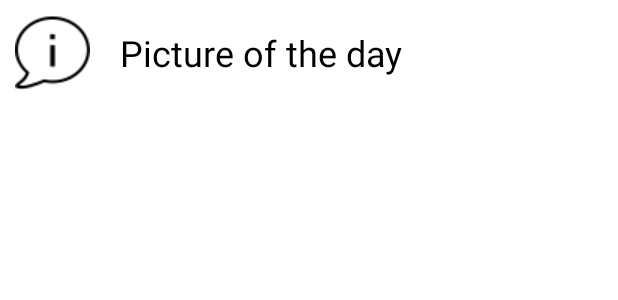
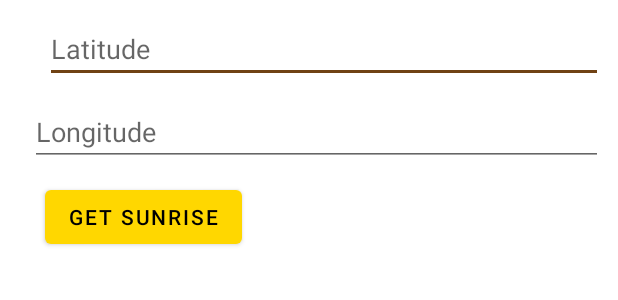
Before and after one commit to AlbertGregl/GoldenHourPhotography, an Android app: the layout item.xml on its own in the app's theme, with its tools: preview values and no code run, on a phone screen of 412 x 824 dp. Shown: the top 300 px of the screen. Run offline under Robolectric (Android 15) with nearby library versions, the phone set to English and light mode, and no system bars.

Commit message:
Fetching default Sunrise/Sunset values on Item view and store the value in database.

```diff
--- a/app/src/main/java/hr/gregl/goldenhourphotography/HostActivity.kt
+++ b/app/src/main/java/hr/gregl/goldenhourphotography/HostActivity.kt
@@ -10,7 +10,6 @@ import androidx.navigation.Navigation
 import androidx.navigation.ui.NavigationUI
 import hr.gregl.goldenhourphotography.databinding.ActivityHostBinding
 
-@Suppress("DEPRECATION")
 class HostActivity : AppCompatActivity() {
     private lateinit var binding: ActivityHostBinding
     override fun onCreate(savedInstanceState: Bundle?) {
--- a/app/src/main/java/hr/gregl/goldenhourphotography/api/TimeWorker.kt
+++ b/app/src/main/java/hr/gregl/goldenhourphotography/api/TimeWorker.kt
@@ -10,7 +10,7 @@ class TimeWorker(
 ) : Worker(context, workerParams) {
 
     override fun doWork(): Result {
-        TimeFetcher(context).fetchItems(10)
+        TimeFetcher(context).fetchItems(45.815399, 15.966568)
         return Result.success()
     }
 
--- a/app/src/main/res/layout/item.xml
+++ b/app/src/main/res/layout/item.xml
@@ -1,6 +1,4 @@
-<?xml version="1.0" encoding="utf-8"?>
 <androidx.constraintlayout.widget.ConstraintLayout xmlns:android="http://schemas.android.com/apk/res/android"
-
     xmlns:app="http://schemas.android.com/apk/res-auto"
     xmlns:tools="http://schemas.android.com/tools"
     app:cardUseCompatPadding="true"
@@ -11,24 +9,56 @@
 
     <LinearLayout
         android:padding="@dimen/_10dp"
+        android:orientation="vertical"
         android:layout_width="match_parent"
         android:layout_height="match_parent">
 
-        <ImageView
-            android:id="@+id/ivItem"
-            tools:src="@drawable/about"
-            android:layout_width="@dimen/_50dp"
-            android:layout_height="@dimen/_50dp" />
+
+        <EditText
+            android:id="@+id/etLatitude"
+            android:hint="@string/latitude_hint"
+            android:inputType="numberDecimal"
+            android:layout_width="match_parent"
+            android:layout_height="wrap_content"
+            android:layout_marginStart="@dimen/_20dp" />
+
+        <EditText
+            android:id="@+id/etLongitude"
+            android:hint="@string/longitude_hint"
+            android:inputType="numberDecimal"
+            android:layout_marginStart="@dimen/_10dp"
+            android:layout_width="match_parent"
+            android:layout_height="wrap_content"
+            android:layout_marginTop="@dimen/_10dp" />
+
+        <Button
+            android:id="@+id/btnGetSunrise"
+            android:text="@string/get_sunrise"
+            android:layout_width="wrap_content"
+            android:layout_height="wrap_content"
+            android:layout_gravity="center_vertical"
+            android:layout_marginTop="@dimen/_10dp"
+            android:layout_marginStart="@dimen/_20dp" />
 
         <TextView
+            android:id="@+id/tvSunrise"
             android:textColor="?colorOnPrimary"
-            android:id="@+id/tvTitle"
-            tools:text="Picture of the day"
-            android:textSize="@dimen/_24sp"
-            android:gravity="center_vertical"
-            android:layout_marginStart="@dimen/_20dp"
+            android:textSize="@dimen/_18sp"
+            android:layout_marginTop="@dimen/_10dp"
             android:layout_width="match_parent"
-            android:layout_height="match_parent" />
+            android:layout_height="wrap_content"
+            android:layout_marginStart="@dimen/_20dp" />
+
+        <TextView
+            android:id="@+id/tvSunset"
+            android:textColor="?colorOnPrimary"
+            android:textSize="@dimen/_18sp"
+            android:layout_marginTop="@dimen/_10dp"
+            android:layout_width="match_parent"
+            android:layout_height="wrap_content"
+            android:layout_marginStart="@dimen/_20dp" />
+
+
 
     </LinearLayout>
 
--- a/app/src/main/res/values/dimens.xml
+++ b/app/src/main/res/values/dimens.xml
@@ -9,4 +9,5 @@
     <dimen name="_9dp">9dp</dimen>
     <dimen name="_10dp">10dp</dimen>
     <dimen name="_24sp">24sp</dimen>
+    <dimen name="_18sp">18sp</dimen>
 </resources>
--- a/app/src/main/res/values/strings.xml
+++ b/app/src/main/res/values/strings.xml
@@ -10,4 +10,7 @@
     <string name="really_exit_the_application">Really exit the application?</string>
     <string name="cancel">Cancel</string>
     <string name="picture_of_a_day">Picture of a Day</string>
+    <string name="longitude_hint">Longitude</string>
+    <string name="latitude_hint">Latitude</string>
+    <string name="get_sunrise">Get Sunrise</string>
 </resources>
```
Also changed, not shown: app/src/main/java/hr/gregl/goldenhourphotography/adapter/ItemAdapter.kt (+9 -20 lines), app/src/main/java/hr/gregl/goldenhourphotography/api/ApiResponse.kt (added, +8 -0 lines), app/src/main/java/hr/gregl/goldenhourphotography/api/TimeApi.kt (+6 -4 lines), app/src/main/java/hr/gregl/goldenhourphotography/api/TimeFetcher.kt (+36 -35 lines), app/src/main/java/hr/gregl/goldenhourphotography/api/TimeItem.kt (+12 -8 lines), app/src/main/java/hr/gregl/goldenhourphotography/dao/TimeSqlHelper.kt (+15 -8 lines), app/src/main/java/hr/gregl/goldenhourphotography/framework/Extensions.kt (+16 -10 lines), app/src/main/java/hr/gregl/goldenhourphotography/model/Item.kt (+11 -4 lines).
